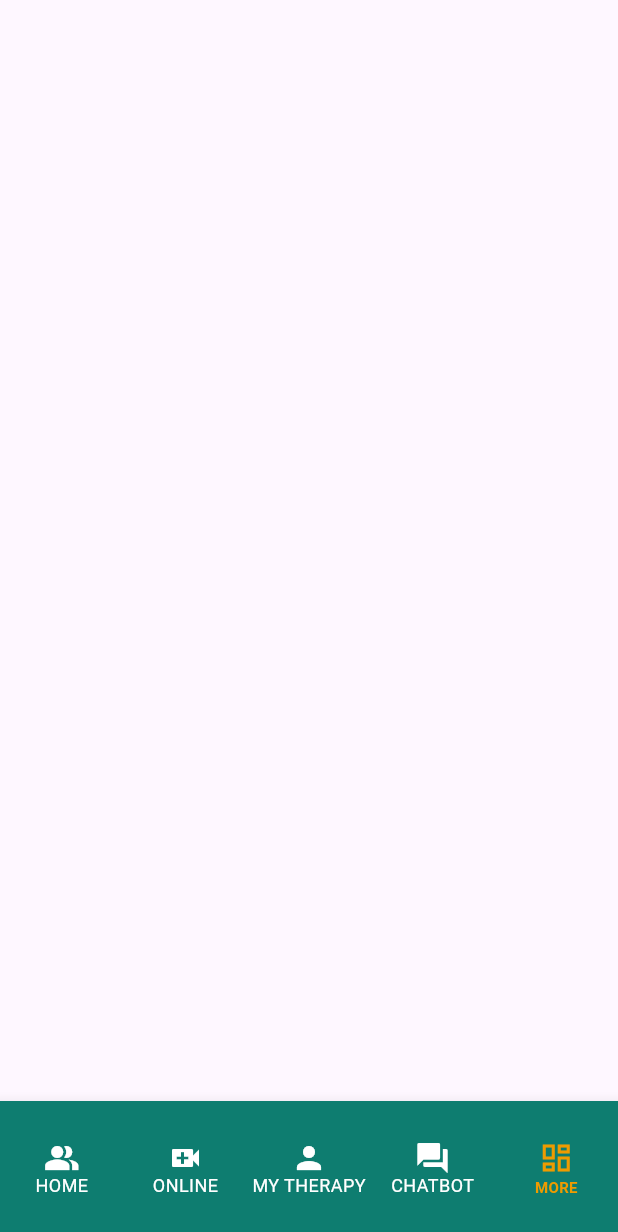
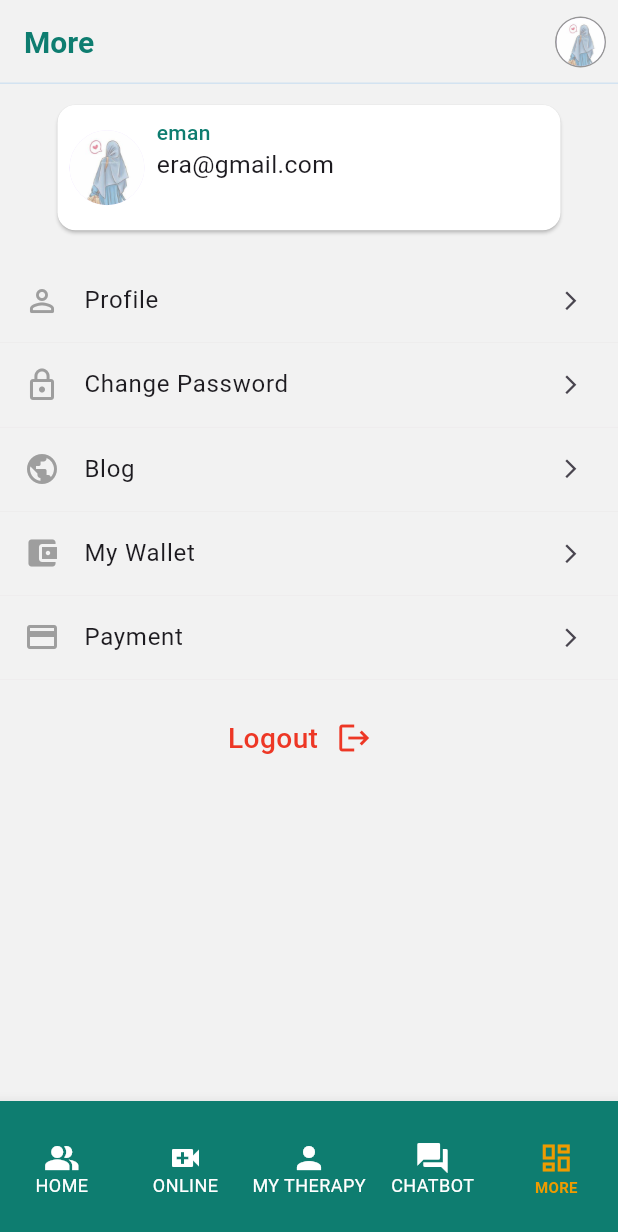
Before and after one commit to RokayaFawzy/tameit, a Flutter app: the screen it shows after launch, item 5 of the bottom bar chosen, on a phone screen of 412 x 824 dp. Shown: the top 1232 px of the screen. Run offline on Flutter 3.47's test engine with Material 3 defaults, Android fonts, the phone set to English and light mode, and no system bars; our stand-ins replace flutter_feather_icons, flutter_rating_bar, google_fonts, intl_phone_field, material_design_icons_flutter; missing offline and left inert: flutter_verification_code.

Commit message:
more page

```diff
--- a/tame_it/lib/Screens/Login.dart
+++ b/tame_it/lib/Screens/Login.dart
@@ -26,7 +26,6 @@ class _LoginState extends State<Login> {
   Widget build(BuildContext context) {
     var heightOfScreen = MediaQuery.of(context).size.height;
     var widthOfScreen = MediaQuery.of(context).size.width;
-    ThemeData theme = Theme.of(context);
 
     return Scaffold(
       backgroundColor: AppColors.whiteShade2,
--- a/tame_it/lib/Screens/SignUp.dart
+++ b/tame_it/lib/Screens/SignUp.dart
@@ -26,7 +26,6 @@ class _SignUpState extends State<SignUp> {
   Widget build(BuildContext context) {
     var heightOfScreen = MediaQuery.of(context).size.height;
     var widthOfScreen = MediaQuery.of(context).size.width;
-    ThemeData theme = Theme.of(context);
 
     return Scaffold(
       backgroundColor: AppColors.whiteShade2,
--- a/tame_it/lib/Screens/forgot_Password/Resetpassword.dart
+++ b/tame_it/lib/Screens/forgot_Password/Resetpassword.dart
@@ -1,6 +1,5 @@
 import 'package:flutter/material.dart';
 import 'package:flutter_feather_icons/flutter_feather_icons.dart';
-import 'package:tame_it/Screens/forgot_Password/verification_code.dart';
 import 'package:tame_it/values/values.dart';
 import 'package:tame_it/widgets/custom_button.dart';
 
@@ -19,7 +18,6 @@ class _ResetPasswordState extends State<ResetPassword> {
   Widget build(BuildContext context) {
     var heightOfScreen = MediaQuery.of(context).size.height;
     var widthOfScreen = MediaQuery.of(context).size.width;
-    ThemeData theme = Theme.of(context);
 
     return Scaffold(
       backgroundColor: AppColors.whiteShade3,
--- a/tame_it/lib/Screens/forgot_Password/forgotpassword.dart
+++ b/tame_it/lib/Screens/forgot_Password/forgotpassword.dart
@@ -19,7 +19,6 @@ class _ForgotPasswordState extends State<ForgotPassword> {
   Widget build(BuildContext context) {
     var heightOfScreen = MediaQuery.of(context).size.height;
     var widthOfScreen = MediaQuery.of(context).size.width;
-    ThemeData theme = Theme.of(context);
 
     return Scaffold(
       backgroundColor: AppColors.whiteShade3,
--- a/tame_it/lib/Screens/navbar_Root_Screens/branch_Screens/Profile.dart
+++ b/tame_it/lib/Screens/navbar_Root_Screens/branch_Screens/Profile.dart
@@ -1,4 +1,3 @@
-import 'package:flutter/gestures.dart';
 import 'package:flutter/material.dart';
 import '../../../values/values.dart';
 import '../../../widgets/custom_painters.dart';
--- a/tame_it/lib/Screens/navbar_Root_Screens/branch_Screens/edit_Profile_Page.dart
+++ b/tame_it/lib/Screens/navbar_Root_Screens/branch_Screens/edit_Profile_Page.dart
@@ -1,11 +1,8 @@
 import 'package:flutter/material.dart';
-import 'package:flutter_feather_icons/flutter_feather_icons.dart';
-
 import 'package:intl_phone_field/intl_phone_field.dart';
 import 'package:tame_it/values/values.dart';
 import 'package:tame_it/widgets/custom_text_form_field.dart';
 import 'package:intl/intl.dart';
-
 import '../../../widgets/custom_button.dart';
 
 class EditInformation extends StatefulWidget {
@@ -23,16 +20,19 @@ class _EditInformationState extends State<EditInformation> {
   @override
   Widget build(BuildContext context) {
     return Scaffold(
+      backgroundColor: AppColors.whiteShade3,
       appBar: AppBar(
-          title: const Text(
-            '                  Edit profile',
-            textAlign: TextAlign.center,
+          title: Center(
+            child: const Text(
+              'Edit profile',
+              // textAlign: TextAlign.center,
               style: TextStyle(
                 color: AppColors.deepsea,
                 fontSize: 16,
                 fontFamily: 'NunitoSans',
                 fontWeight: FontWeight.w700,
                 height: 1.70,
+              ),
             ),
           ),
           shadowColor: Colors.white,
@@ -130,7 +130,7 @@ class _EditInformationState extends State<EditInformation> {
                 focusedBorder: Borders.customUnderlineInputBorder(
                   color: AppColors.orange,
                 ),
-                hintText: 'Place',
+                hintText: 'Country',
               ),
               const SizedBox(
                 height: 9,
@@ -179,7 +179,7 @@ class _EditInformationState extends State<EditInformation> {
                   controller: _date,
                   decoration: InputDecoration(
                     icon: Icon(Icons.calendar_today_rounded),
-                    labelText: "Select Date",
+                    labelText: "Birth Date",
                     labelStyle: TextStyle(
                         color: AppColors
                             .blackShade2), // Text style for "Select Date"
--- /dev/null
+++ b/tame_it/lib/Screens/navbar_Root_Screens/branch_Screens/more.dart
@@ -0,0 +1,200 @@
+import 'package:flutter/material.dart';
+import 'package:material_design_icons_flutter/material_design_icons_flutter.dart';
+import '../../../values/values.dart';
+
+class MorePage extends StatefulWidget {
+  const MorePage({super.key});
+
+  @override
+  State<MorePage> createState() => _MorePageState();
+}
+
+class _MorePageState extends State<MorePage> {
+  var size, height, width;
+  @override
+  Widget build(BuildContext context) {
+    size = MediaQuery.of(context).size;
+    height = size.height;
+    width = size.width;
+    return Scaffold(
+      backgroundColor: AppColors.whiteShade3,
+      appBar: AppBar(
+          backgroundColor: AppColors.whiteShade3,
+          shape: const Border(
+              bottom: BorderSide(
+            color: AppColors.whiteShade4,
+            width: 1,
+          )),
+          title: const Text('More',
+              style: TextStyle(
+                color: AppColors.deepsea,
+                fontSize: 20,
+                fontWeight: FontWeight.bold,
+              )),
+          actions: [
+            Row(mainAxisAlignment: MainAxisAlignment.spaceEvenly, children: [
+              Padding(
+                  padding: const EdgeInsets.only(right: 8.0),
+                  child: GestureDetector(
+                      onTap: () {
+                        Navigator.of(context).pushNamed('/Profile');
+                      },
+                      child: const CircleAvatar(
+                          radius: 17,
+                          backgroundColor: Colors.black38,
+                          child: CircleAvatar(
+                            radius: 16,
+                            backgroundImage:
+                                AssetImage('assets/images/123.jpg'),
+                          ))))
+            ])
+          ]),
+      body: SafeArea(
+          child: Column(children: [
+        SizedBox(height: 10),
+        Center(
+            child: Container(
+                width: width / 1.2,
+                height: height / 9,
+                child: Card(
+                    color: Colors.white,
+                    child: Row(children: [
+                      Row(children: [
+                        Padding(
+                          padding: const EdgeInsets.all(8.0),
+                          child: CircleAvatar(
+                            radius: 25,
+                            backgroundImage:
+                                AssetImage('assets/images/123.jpg'),
+                          ),
+                        ),
+                        Column(
+                            crossAxisAlignment: CrossAxisAlignment.start,
+                            children: [
+                              Padding(
+                                padding: const EdgeInsets.only(top: 8.0),
+                                child: Text('eman',
+                                    style: TextStyle(
+                                        color: AppColors.deepsea,
+                                        fontWeight: FontWeight.w500)),
+                              ),
+                              Text('era@gmail.com',
+                                  style: TextStyle(fontSize: width / 25))
+                            ])
+                      ])
+                    ])))),
+        SizedBox(height: 15),
+        Container(
+            decoration: const BoxDecoration(
+              // color: Colors.white,
+              border: Border(
+                  bottom: BorderSide(color: AppColors.greyShade2, width: 0.1)),
+            ),
+            child: ListTile(
+                onTap: () {
+                  Navigator.of(context).pushNamed('/Profile');
+                },
+                leading: const Icon(
+                  Icons.person_outline_rounded,
+                  color: Colors.grey,
+                ),
+                title: const Text('Profile'),
+                trailing: const Icon(
+                  Icons.arrow_forward_ios_outlined,
+                  size: 15,
+                ))),
+        Container(
+            decoration: const BoxDecoration(
+              // color: Colors.white,
+              border: Border(
+                  bottom: BorderSide(color: AppColors.greyShade2, width: 0.1)),
+            ),
+            child: ListTile(
+                onTap: () {
+                  Navigator.of(context).pushNamed('/');
+                },
+                leading: const Icon(
+                  Icons.lock_outline,
+                  color: Colors.grey,
+                ),
+                title: const Text('Change Password'),
+                trailing: const Icon(
+                  Icons.arrow_forward_ios_outlined,
+                  size: 15,
+                ))),
+        Container(
+            decoration: const BoxDecoration(
+              // color: Colors.white,
+              border: Border(
+                  bottom: BorderSide(color: AppColors.greyShade2, width: 0.1)),
+            ),
+            child: ListTile(
+                onTap: () {
+                  Navigator.of(context).pushNamed('/');
+                },
+                leading: const Icon(
+                  Icons.public,
+                  color: Colors.grey,
+                ),
+                title: const Text('Blog'),
+                trailing: const Icon(
+                  Icons.arrow_forward_ios_outlined,
+                  size: 15,
+                ))),
+        Container(
+            decoration: const BoxDecoration(
+              // color: Colors.white,
+              border: Border(
+                  bottom: BorderSide(color: AppColors.greyShade2, width: 0.1)),
+            ),
+            child: ListTile(
+                onTap: () {
+                  Navigator.of(context).pushNamed('/');
+                },
+                leading: const Icon(
+                  Icons.account_balance_wallet,
+                  color: Colors.grey,
+                ),
+                title: const Text('My Wallet'),
+                trailing: const Icon(
+                  Icons.arrow_forward_ios_outlined,
+                  size: 15,
+                ))),
+        Container(
+            decoration: const BoxDecoration(
+              // color: Colors.white,
+              border: Border(
+                  bottom: BorderSide(color: AppColors.greyShade2, width: 0.1)),
+            ),
+            child: ListTile(
+                onTap: () {
+                  Navigator.of(context).pushNamed('/');
+                },
+                leading: const Icon(
+                  Icons.payment,
+                  color: Colors.grey,
+                ),
+                title: const Text('Payment'),
+                trailing: const Icon(
+                  Icons.arrow_forward_ios_outlined,
+                  size: 15,
+                ))),
+        SizedBox(height: 15),
+        GestureDetector(
+            onTap: () {},
+            child: Row(mainAxisAlignment: MainAxisAlignment.center, children: [
+              Text('Logout',
+                  style: TextStyle(
+                      color: Color(0xFFED3725),
+                      fontWeight: FontWeight.w500,
+                      fontSize: width / 22)),
+              IconButton(
+                icon: Icon(Icons.logout),
+                color: Color(0xFFED3725),
+                onPressed: () {},
+              )
+            ]))
+      ])),
+    );
+  }
+}
--- a/tame_it/lib/Screens/navbar_Root_Screens/branch_Screens/onlinepage.dart
+++ b/tame_it/lib/Screens/navbar_Root_Screens/branch_Screens/onlinepage.dart
@@ -15,7 +15,7 @@ class __OnlineTherapistsStateState extends State<OnlineTherapists> {
       var size,height,width;
   @override
   Widget build(BuildContext context) {
-     size = MediaQuery.of(context).size;
+    size = MediaQuery.of(context).size;
     height = size.height;
     width = size.width;
     var heightOfScreen = MediaQuery.of(context).size.height;
--- a/tame_it/lib/Screens/navbar_Root_Screens/navbar_root.dart
+++ b/tame_it/lib/Screens/navbar_Root_Screens/navbar_root.dart
@@ -1,5 +1,6 @@
 import 'package:flutter/material.dart';
 import 'package:tame_it/Screens/navbar_Root_Screens/Home.dart';
+import 'package:tame_it/Screens/navbar_Root_Screens/branch_Screens/more.dart';
 import 'package:tame_it/Screens/navbar_Root_Screens/branch_Screens/onlinepage.dart';
 import 'package:tame_it/Screens/navbar_Root_Screens/branch_Screens/therapistspage.dart';
 import 'package:tame_it/values/values.dart';
@@ -18,7 +19,7 @@ class _NavBarRootState extends State<NavBarRoot> {
     OnlineTherapists(),
     Therapists(),
     Container(),
-    Container(),
+    MorePage(),
   ];
 
   // void _onItemTap(int index) {
--- a/tame_it/lib/values/values.dart
+++ b/tame_it/lib/values/values.dart
@@ -1,7 +1,6 @@
 library values;
 
 import 'package:flutter/material.dart';
-import 'package:flutter/widgets.dart';
 import 'package:google_fonts/google_fonts.dart';
 
 part 'colors.dart';
```
Lines whose indentation alone changed are shown as unchanged.
